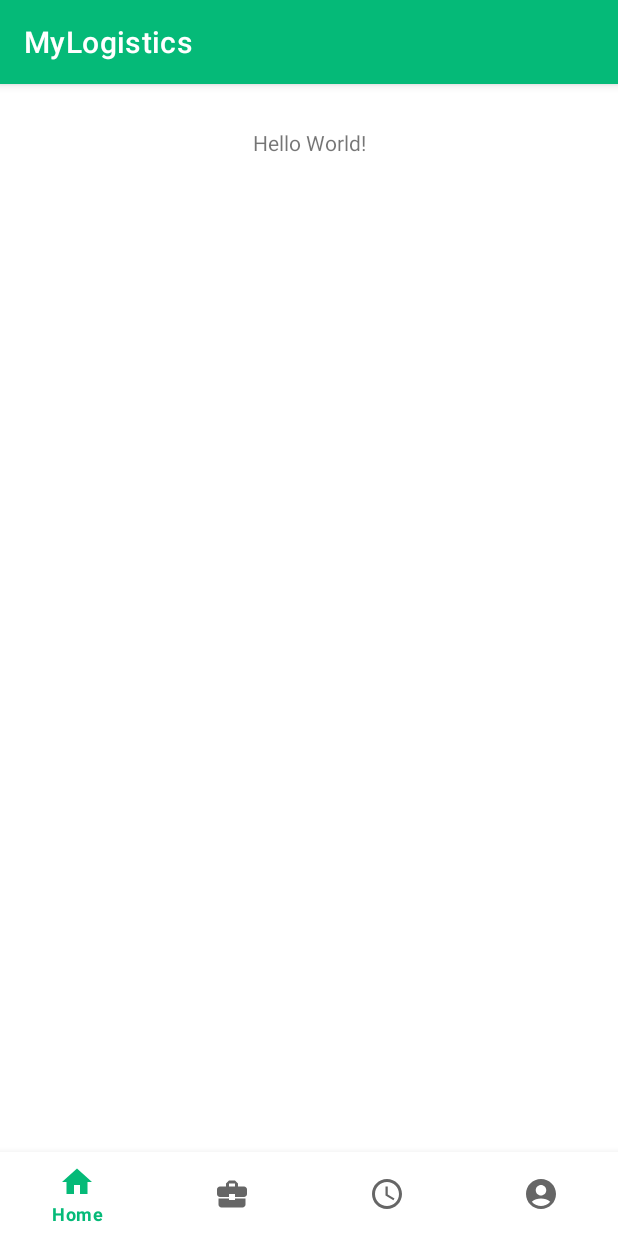
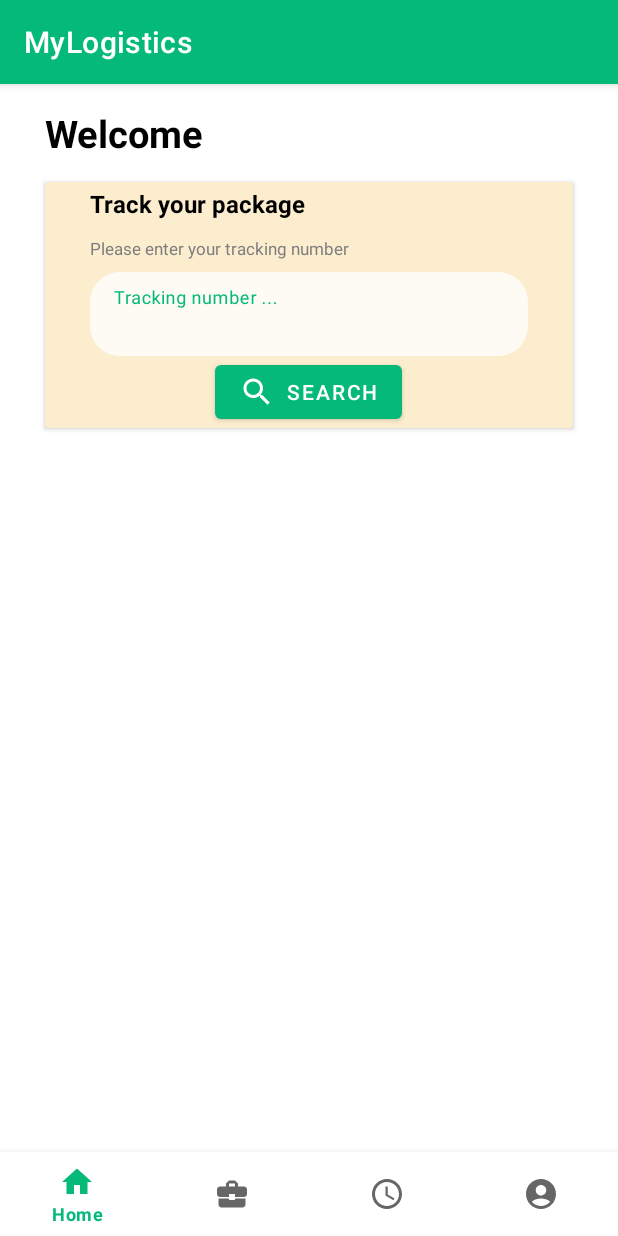
Before and after one commit to DevOps242/MyLogistics, an Android app: the MainActivity screen opened directly, with no data from a screen before it, on a phone screen of 412 x 824 dp. Run offline under Robolectric (Android 15) with nearby library versions, the phone set to English and light mode, and no system bars; our stand-ins replace navigation-ui.

Commit message:
Update: Main screen UI.

```diff
--- a/app/src/main/java/com/lh1158892/mylogistics/MainActivity.kt
+++ b/app/src/main/java/com/lh1158892/mylogistics/MainActivity.kt
@@ -19,8 +19,6 @@
         setContentView(binding.root)
         var currentActivity = 0;
 
-//        navController = Navigation.findNavController(this, R.id.mainActivity)
-//        setupWithNavController(binding.bottomNavigationView, navController)
 
         // Handle Navigation Actions for the Activities
         var navigationHandler = binding.bottomNavigationView
--- /dev/null
+++ b/app/src/main/res/drawable/baseline_search_24.xml
@@ -0,0 +1,5 @@
+<vector android:height="24dp" android:tint="#FFFFFF"
+    android:viewportHeight="24" android:viewportWidth="24"
+    android:width="24dp" xmlns:android="http://schemas.android.com/apk/res/android">
+    <path android:fillColor="@android:color/white" android:pathData="M15.5,14h-0.79l-0.28,-0.27C15.41,12.59 16,11.11 16,9.5 16,5.91 13.09,3 9.5,3S3,5.91 3,9.5 5.91,16 9.5,16c1.61,0 3.09,-0.59 4.23,-1.57l0.27,0.28v0.79l5,4.99L20.49,19l-4.99,-5zM9.5,14C7.01,14 5,11.99 5,9.5S7.01,5 9.5,5 14,7.01 14,9.5 11.99,14 9.5,14z"/>
+</vector>
--- a/app/src/main/res/layout/activity_account_setting.xml
+++ b/app/src/main/res/layout/activity_account_setting.xml
@@ -12,7 +12,7 @@
         android:layout_width="match_parent"
         android:layout_height="wrap_content"
         android:layout_marginVertical="15dp"
-        android:textSize="30dp"
+        android:textSize="@dimen/pageTitle"
         android:textStyle="bold"
         android:textColor="@color/black"
         android:textAlignment="center"
--- a/app/src/main/res/layout/activity_main.xml
+++ b/app/src/main/res/layout/activity_main.xml
@@ -7,16 +7,94 @@
     tools:context=".MainActivity"
     android:id="@+id/mainActivity">
 
+    <!--Welcome user text-->
     <TextView
-        android:layout_width="wrap_content"
+        android:id="@+id/mainPageTitle"
+        android:text="Welcome"
+        android:layout_width="match_parent"
         android:layout_height="wrap_content"
-        android:text="Hello World!"
-        app:layout_constraintBottom_toBottomOf="parent"
+        android:layout_marginVertical="15dp"
+        android:layout_marginHorizontal="30dp"
+        android:textSize="@dimen/pageTitle"
+        android:textStyle="bold"
+        android:textColor="@color/black"
         app:layout_constraintEnd_toEndOf="parent"
         app:layout_constraintStart_toStartOf="parent"
-        app:layout_constraintTop_toTopOf="parent"
-        app:layout_constraintVertical_bias="0.039" />
+        app:layout_constraintTop_toTopOf="parent" />
 
+    <!--Track your package card-->
+    <androidx.cardview.widget.CardView
+        android:id="@+id/trackPackageCard"
+        android:layout_width="match_parent"
+        android:layout_height="wrap_content"
+        android:layout_marginVertical="15dp"
+        android:layout_marginHorizontal="30dp"
+        android:backgroundTint="@color/brown_300"
+        app:layout_constraintTop_toBottomOf="@id/mainPageTitle"
+        >
+    <LinearLayout
+        android:layout_width="match_parent"
+        android:layout_height="match_parent"
+        android:orientation="vertical"
+        android:layout_marginHorizontal="30dp">
+    <TextView
+        android:id="@+id/trackPackageCardTitle"
+        android:text="Track your package"
+        android:layout_width="match_parent"
+        android:layout_height="wrap_content"
+        android:layout_marginVertical="3dp"
+        android:textSize="16sp"
+        android:textColor="@color/black"
+        android:textStyle="bold"
+        />
+        <TextView
+            android:id="@+id/trackPackageCardInfo"
+            android:text="Please enter your tracking number"
+            android:layout_width="match_parent"
+            android:layout_height="wrap_content"
+            android:layout_marginVertical="8dp"
+            android:textSize="11sp"
+            android:textColor="@color/gray_800"
+            />
+
+        <com.google.android.material.textfield.TextInputLayout
+            android:id="@+id/text_input_layout"
+            android:layout_width="match_parent"
+            android:layout_height="wrap_content"
+
+            app:boxCornerRadiusBottomStart="20dp"
+            app:boxCornerRadiusBottomEnd="20dp"
+            app:boxCornerRadiusTopEnd="20dp"
+            app:boxCornerRadiusTopStart="20dp"
+            android:backgroundTint="#CEFFFFFF"
+            app:boxStrokeWidth="0dp"
+            app:boxStrokeWidthFocused="0dp"
+            android:hint="Tracking number ..."
+            android:textColorHint="@color/gray_100"
+            >
+
+            <com.google.android.material.textfield.TextInputEditText
+                android:id="@+id/edit_text"
+                android:layout_width="match_parent"
+                android:layout_height="wrap_content"
+                android:textColor="@color/black"
+                android:backgroundTint="#CEFFFFFF"
+                />
+
+            <Button
+                android:id="@+id/button"
+                android:layout_width="wrap_content"
+                android:layout_height="wrap_content"
+                android:text="Search"
+                android:drawableLeft="@drawable/baseline_search_24"
+                android:layout_gravity="center"/>
+
+        </com.google.android.material.textfield.TextInputLayout>
+
+    </LinearLayout>
+    </androidx.cardview.widget.CardView>
+
+    <!--Bottom Navigation-->
     <com.google.android.material.bottomnavigation.BottomNavigationView
         android:id="@+id/bottomNavigationView"
         android:layout_width="match_parent"
@@ -27,4 +105,6 @@
         app:layout_constraintHorizontal_bias="0.5"
         app:menu="@menu/nav_menu"/>
 
+
+
 </androidx.constraintlayout.widget.ConstraintLayout>
--- /dev/null
+++ b/app/src/main/res/values/dimens.xml
@@ -0,0 +1,4 @@
+<?xml version="1.0" encoding="utf-8"?>
+<resources>
+    <dimen name="pageTitle">25sp</dimen>
+</resources>
```
